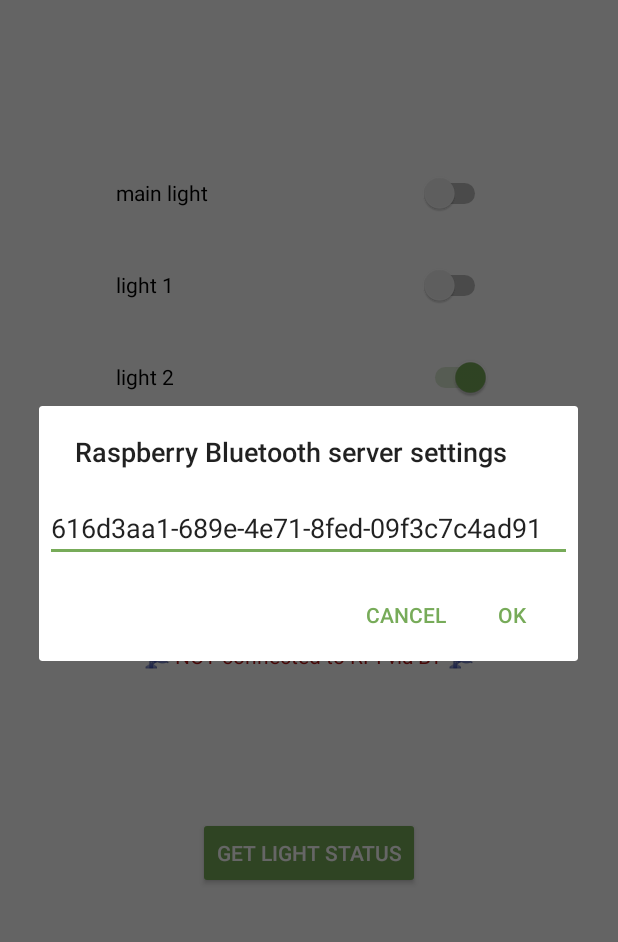
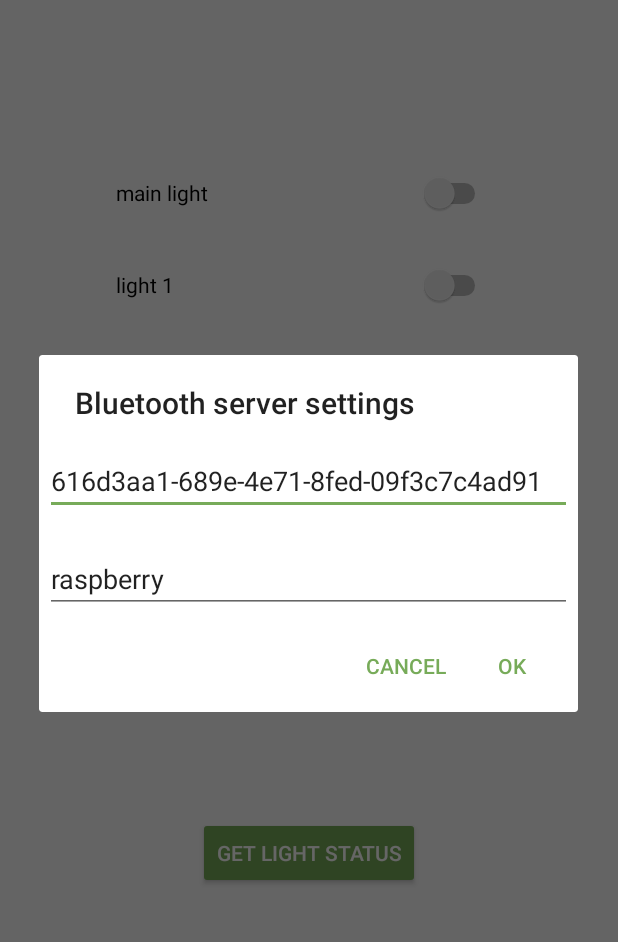
Before and after one commit to josemarcosrf/DroidVan, an Android app: the screen it shows after launch (LightSwitchActivity), in the side drawer, after a tap on "Settings", on a phone screen of 412 x 824 dp, the part 84-1026 px from its top. Run offline under Robolectric (Android 15) with nearby library versions, the phone set to English and light mode, and no system bars; network calls fail.

Commit message:
added device name in connection settings

```diff
--- a/app/src/main/java/project/van/fionaremote/BTClient.java
+++ b/app/src/main/java/project/van/fionaremote/BTClient.java
@@ -67,9 +67,11 @@ public class BTClient {
     }
 
     public void prepareBT(UUID serverUUID, BTCallback callback) {
-        boolean btFound = findDevice("raspberrypi", callback);
+        // TODO: Make the device name configurable as a setting (as the UUID)
+        String deviceName = "jose-N501VW";  //raspberrypi
+        boolean btFound = findDevice(deviceName, callback);
         if (btFound) {
-            pairWith("raspberrypi", callback);
+            pairWith(deviceName, callback);
             connect(serverUUID, callback);
         } else {
             notifyResult(buildPayload(false, "Closing BT connection"), callback);
--- a/app/src/main/java/project/van/fionaremote/BaseLayout.java
+++ b/app/src/main/java/project/van/fionaremote/BaseLayout.java
@@ -44,10 +44,10 @@ public class BaseLayout extends AppCompatActivity implements
         navigationView.setNavigationItemSelectedListener(this);
     }
 
-    public UUID getRPIServerUUID() {
+    public UUID getServerUUID() {
         SharedPreferences sharedPref = this.getSharedPreferences(
                 this.getString(R.string.settings_file_key), Context.MODE_PRIVATE);
-        String BtKey = this.getResources().getString(R.string.rpi_bt_uuid);
+        String BtKey = this.getResources().getString(R.string.bt_uuid);
         String BtServerUUID = this.getResources().getString(R.string.sample_uuid);
         String uuidStr = sharedPref.getString(BtKey, BtServerUUID);
         return UUID.fromString(uuidStr);
--- a/app/src/main/java/project/van/fionaremote/HTTPClient.java
+++ b/app/src/main/java/project/van/fionaremote/HTTPClient.java
@@ -169,8 +169,8 @@ public class HTTPClient {
         */
     }
 
-    private String getRPIServerUUID() {
-        String BtKey = context.getResources().getString(R.string.rpi_bt_uuid);
+    private String getServerUUID() {
+        String BtKey = context.getResources().getString(R.string.bt_uuid);
         String BtServerUUID = context.getResources().getString(R.string.sample_uuid);
         String address = sharedPref.getString(BtKey, BtServerUUID);
         return address;
--- a/app/src/main/java/project/van/fionaremote/LightSwitchActivity.java
+++ b/app/src/main/java/project/van/fionaremote/LightSwitchActivity.java
@@ -84,7 +84,7 @@ public class LightSwitchActivity extends BaseLayout {
     @Override
     protected void onResume() {
         super.onResume();
-        btClient.prepareBT(getRPIServerUUID(), new LightsBTCallback(this));
+        btClient.prepareBT(getServerUUID(), new LightsBTCallback(this));
         setConnMsgVisibility(!btClient.isConnected());
     }
 
@@ -115,10 +115,10 @@ public class LightSwitchActivity extends BaseLayout {
         for (int i = 0; i < state.length(); i++) {
             String lKey = i > 0 ? "l" + i: "main";
             try {
-                boolean value = state.getInt(i) < 1;
                 // Move the switches accordingly
                 int resID = getResources().getIdentifier(lKey + "_switch", "id", getPackageName());
                 Switch aSwitch = findViewById(resID);
+                boolean value = state.getInt(i) > 0;
                 aSwitch.setChecked(value);
             } catch (JSONException e) {
                 Log.e(TAG, "Error looping through light state: " + e);
--- a/app/src/main/java/project/van/fionaremote/TimerActivity.java
+++ b/app/src/main/java/project/van/fionaremote/TimerActivity.java
@@ -106,7 +106,7 @@ public class TimerActivity extends BaseLayout {
     @Override
     protected void onResume() {
         super.onResume();
-        btClient.prepareBT(getRPIServerUUID(), new TimersBTCallback(this));
+        btClient.prepareBT(getServerUUID(), new TimersBTCallback(this));
     }
 
     @Override
--- a/app/src/main/java/project/van/fionaremote/WebControlPanelActivity.java
+++ b/app/src/main/java/project/van/fionaremote/WebControlPanelActivity.java
@@ -55,7 +55,7 @@ public class WebControlPanelActivity extends BaseLayout {
     }
 
     private String getIP() {
-        String btKey = this.context.getResources().getString(R.string.rpi_bt_uuid);
+        String btKey = this.context.getResources().getString(R.string.bt_uuid);
         String defaultUUID = this.context.getResources().getString(R.string.sample_uuid);
         String address = this.sharedPref.getString(btKey, defaultUUID);
         return address;
--- a/app/src/main/res/layout/dialog_connection_rpi.xml
+++ b/app/src/main/res/layout/dialog_connection_rpi.xml
@@ -4,7 +4,17 @@
     android:layout_height="wrap_content">
 
     <EditText
-        android:id="@+id/conn_rpi_dialog_text"
+        android:id="@+id/conn_uuid_text"
+        android:layout_width="match_parent"
+        android:layout_height="wrap_content"
+        android:layout_marginBottom="4dp"
+        android:layout_marginLeft="4dp"
+        android:layout_marginRight="4dp"
+        android:layout_marginTop="16dp"
+        android:inputType="textUri" />
+
+    <EditText
+        android:id="@+id/conn_device_name_text"
         android:layout_width="match_parent"
         android:layout_height="wrap_content"
         android:layout_marginBottom="4dp"
--- a/app/src/main/res/menu/main.xml
+++ b/app/src/main/res/menu/main.xml
@@ -3,5 +3,5 @@
 
     <item
         android:id="@+id/rpi_settings"
-        android:title="@string/conn_rpi_settings" />
+        android:title="@string/conn_settings" />
 </menu>
--- a/app/src/main/res/values/strings.xml
+++ b/app/src/main/res/values/strings.xml
@@ -2,14 +2,16 @@
     <string name="app_name">FionaRemote</string>
 
     <!-- App Settings -->
-    <string name="conn_rpi_settings">Raspberry Bluetooth server settings</string>
+    <string name="conn_settings">Bluetooth server settings</string>
     <string name="sample_uuid">616d3aa1-689e-4e71-8fed-09f3c7c4ad91</string>
+    <string name="sample_device_name">raspberry</string>
     <string name="id_confirm">confirm</string>
     <string name="id_cancel">cancel</string>
     <string name="settings_file_key">project.van.fionaremote_settings</string>
 
     <!-- String keys for network parameters -->
-    <string name="rpi_bt_uuid">rpi_bt_uuid</string>
+    <string name="bt_uuid">bt_uuid</string>
+    <string name="bt_device_name">bt_device_name</string>
 
     <!-- Manual Light Switches -->
     <string name="main_light">main light</string>
```
Also changed, not shown: app/src/main/java/project/van/fionaremote/ConnectionDialog.java (+34 -13 lines).
